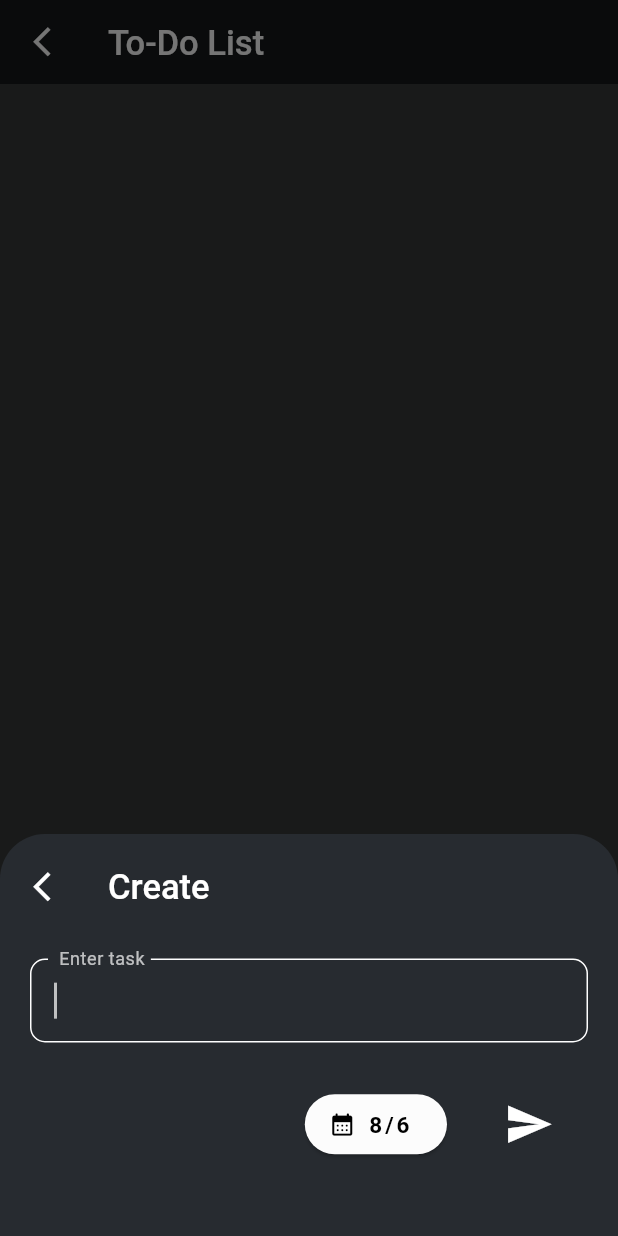
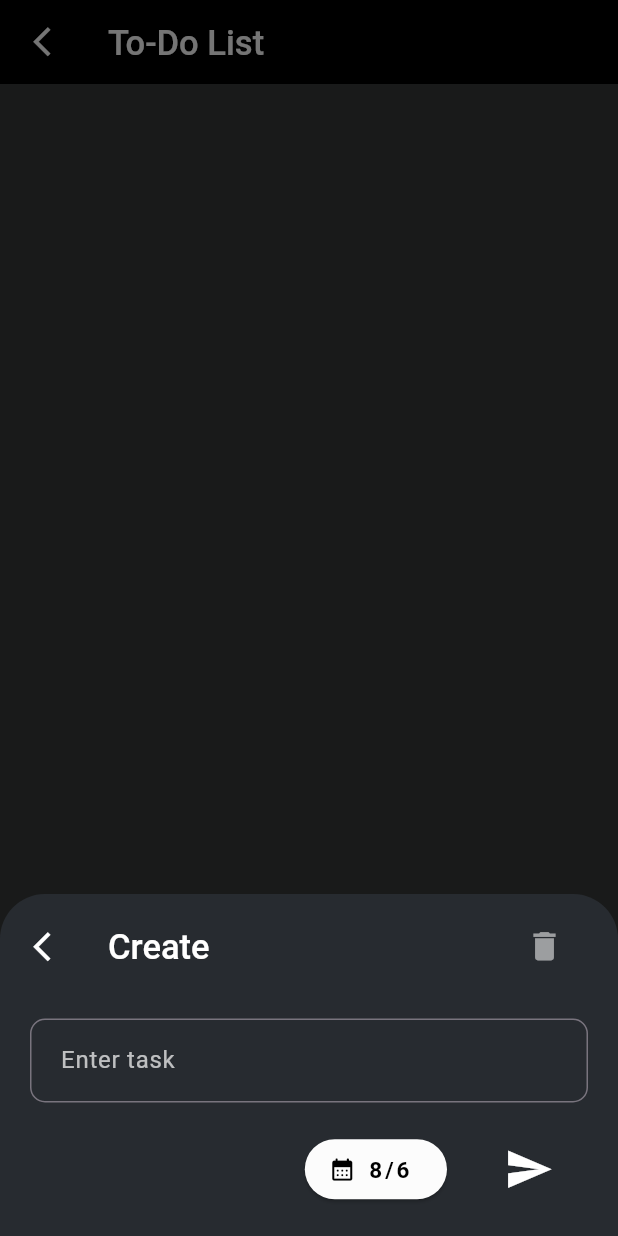
Before and after one commit to Gabbar-v7/CRUD, a Flutter app: the screen it shows after launch, after a tap on the "add" icon, on a phone screen of 412 x 824 dp. Run offline on Flutter 3.47's test engine with Material 3 defaults, Android fonts, the light colour scheme and no system bars; our stand-ins replace gap, hive_flutter; accounts and stored records are empty; project files that could hold a hidden picture were left out.

Commit message:
Completed ToDo-List
Done everything of todolist, tested it, and working good.
Pending optimisation of ToDo-List.
Not much here and there a bit can be optimised.

```diff
--- a/lib/logic/todo_list.dart
+++ b/lib/logic/todo_list.dart
@@ -67,8 +67,9 @@ class Worker {
       isolateReady.complete();
 
       DateTime today = DateTime.now();
-      if (!MiniTool.isSameDay(today, box.get('last_task_delete'))) {
+      if (!MiniTool.isSameDay(today, box.get('last_task_delete',defaultValue: DateTime(2020)))) {
         sendPort.send({'path': path, 'deleteAll': true});
+        box.put('last_task_delete', today);
       } else {
         sendPort.send({'path': path, 'deleteAll': false});
       }
@@ -87,8 +88,8 @@ class Worker {
       if (message is List) {
         String operation = message[0];
         Map task = message[1];
-
         if (operation == 'create') {
+          task['key'] = DateTime.now().toString();
           taskBox.put(task['key'], task);
           orderedTasks.add(task);
           orderTask(orderedTasks, displayTasks);
@@ -99,7 +100,7 @@ class Worker {
           orderTask(orderedTasks, displayTasks);
           sendPort.send(displayTasks);
         } else if (operation == 'delete') {
-          orderedTasks.remove(task);
+          orderedTasks.removeAt(orderedTasks.indexOf(taskBox.get(task['key'])));
           taskBox.delete(task['key']);
           orderTask(orderedTasks, displayTasks);
           sendPort.send(displayTasks);
@@ -112,7 +113,7 @@ class Worker {
           (a, b) => a['dueDate'].compareTo(b['dueDate']),
         );
         completedTasks = orderTask(orderedTasks, displayTasks);
-        if (message['deleteAll'] == true) {
+        if (message['deleteAll']) {
           displayTasks.remove(completedTasks);
           sendPort.send(displayTasks);
           orderedTasks.remove(completedTasks);
--- a/lib/pages/todo_list.dart
+++ b/lib/pages/todo_list.dart
@@ -1,4 +1,5 @@
 import 'package:CRUD/logic/todo_list.dart';
+import 'package:CRUD/utils/nav_manager.dart';
 import 'package:CRUD/utils/styles.dart';
 import 'package:flutter/material.dart';
 import 'package:gap/gap.dart';
@@ -56,7 +57,10 @@ class _ToDoPage extends State<ToDoPage> {
   GestureDetector taskTile(Map task) {
     return GestureDetector(
         key: ValueKey<String>(task['key']),
-        // onLongPress: () => ,
+        onLongPress: (){
+        _controller.text=task['title'];
+         taskModalSheet('Edit', Map<String,dynamic>.from(task));
+        }  ,
         onHorizontalDragEnd: (detail) {
           if (detail.primaryVelocity! > 0) {
             task['isDone'] = !task['isDone'];
@@ -98,22 +102,42 @@ class _ToDoPage extends State<ToDoPage> {
             )));
   }
 
-  StatefulBuilder taskModalSheet(String type, Map task) {
-    return StatefulBuilder(
-      builder: (context, setstate) => Column(
+  Future<Widget?> taskModalSheet(String type, Map task) {
+    return
+    showModalBottomSheet(
+                backgroundColor: const Color.fromARGB(255, 39, 43, 48),
+                elevation: 0,
+                shape: const RoundedRectangleBorder(
+                  borderRadius:
+                      BorderRadius.vertical(top: Radius.circular(30.0)),
+                ),
+                context: context,
+                builder: (context) =>
+    StatefulBuilder(
+      builder: (BuildContext context, StateSetter setState) => Column(
         mainAxisSize: MainAxisSize.min,
         children: [
           const Gap(7),
-          modalStyle.appBar(type,
-              backgroundColor: Colors.transparent, actions: []),
+          modalStyle
+              .appBar(type, backgroundColor: Colors.transparent, actions: [
+            Padding(
+              padding: const EdgeInsets.only(right: 25.0),
+              child: IconButton(
+                onPressed: (type == 'Edit') ? () {
+
+                  logic.worker.crudIsolate('delete', task);
+                  NavManager.popPage(context);}: null,
+                icon: const Icon(Icons.delete, size: 25),
+                color: Colors.white,
+                disabledColor: Colors.white54,
+                enableFeedback: false,
+                splashColor: Colors.transparent,
+              ),
+            )
+          ]),
           Padding(
-            padding: EdgeInsets.only(
-                top: 20.0,
-                right: 20,
-                left: 20,
-                bottom: MediaQuery.of(context).viewInsets.bottom),
+            padding: const EdgeInsets.all(20),
             child: TextField(
-              autofocus: true,
               decoration: const InputDecoration(
                   focusColor: Colors.white,
                   labelText: ' Enter task',
@@ -138,18 +162,22 @@ class _ToDoPage extends State<ToDoPage> {
             ),
           ),
           Padding(
-            padding: const EdgeInsets.symmetric(horizontal: 35, vertical: 30),
+            padding: const EdgeInsets.symmetric(horizontal: 35),
             child: Row(
               mainAxisAlignment: MainAxisAlignment.end,
               children: [
                 ElevatedButton.icon(
-                  onPressed: () => showDatePicker(
-                    context: context,
-                    initialDate: task['dueDate'],
-                    firstDate: DateTime(2000),
-                    lastDate: DateTime(5000),
-
-                  ),
+                  onPressed: () async {
+                    final DateTime? picked = await showDatePicker(
+                      context: context,
+                      initialDate: logic.today,
+                      firstDate: DateTime(2020),
+                      lastDate: DateTime(2030),
+                    );
+                    if ( picked != task['dueDate']) {
+                      setState(() => task['dueDate'] = picked);
+                    }
+                  },
                   label: Text(
                     '${task['dueDate'].day}/${task['dueDate'].month}',
                     style: const TextStyle(
@@ -167,7 +195,15 @@ class _ToDoPage extends State<ToDoPage> {
                 ),
                 const Gap(30),
                 IconButton(
-                    onPressed: (){},
+                    onPressed: () {
+                      if(_controller.text.isNotEmpty) {task['title'] = _controller.text;
+                      if (type == 'Create') {
+                        logic.worker.crudIsolate('create', task);
+                      } else {
+                        logic.worker.crudIsolate('update', task);
+                      }
+                      NavManager.popPage(context);}
+                    },
                     icon: const Icon(
                       Icons.send,
                       size: 33,
@@ -177,9 +213,10 @@ class _ToDoPage extends State<ToDoPage> {
             ),
           ),
           const Gap(20),
+          Gap(MediaQuery.of(context).viewInsets.bottom),
         ],
       ),
-    );
+    ));
   }
 
   @override
@@ -196,14 +233,12 @@ class _ToDoPage extends State<ToDoPage> {
               size: 25,
               color: Colors.white,
             ),
-            () => showModalBottomSheet(
-                backgroundColor: const Color.fromARGB(255, 39, 43, 48),
-                shape: const RoundedRectangleBorder(
-                  borderRadius:
-                      BorderRadius.vertical(top: Radius.circular(30.0)),
-                ),
-                context: context,
-                builder: (context) => taskModalSheet(
-                    'Create', {'title': '', 'dueDate': logic.today}))));
+            () {
+              _controller.text='';
+              taskModalSheet('Create', {'title':'','isDone':false, 'dueDate':logic.today});
+            } ));
   }
 }
+
+// taskModalSheet(
+//                     'Create', {'title': '', 'dueDate': logic.today,'isDone':false})
--- a/lib/utils/styles.dart
+++ b/lib/utils/styles.dart
@@ -13,7 +13,7 @@ class Styles {
   }
 
   AppBar appBar(String pageName,
-          {IconData icon = Icons.arrow_back_ios_new, List<Widget>? actions,Color backgroundColor=const Color.fromARGB(225, 17,19,21)}) =>
+          {IconData icon = Icons.arrow_back_ios_new, List<Widget>? actions,Color backgroundColor= Colors.black}) =>
       AppBar(
         backgroundColor: backgroundColor,
         systemOverlayStyle: const SystemUiOverlayStyle(
```
